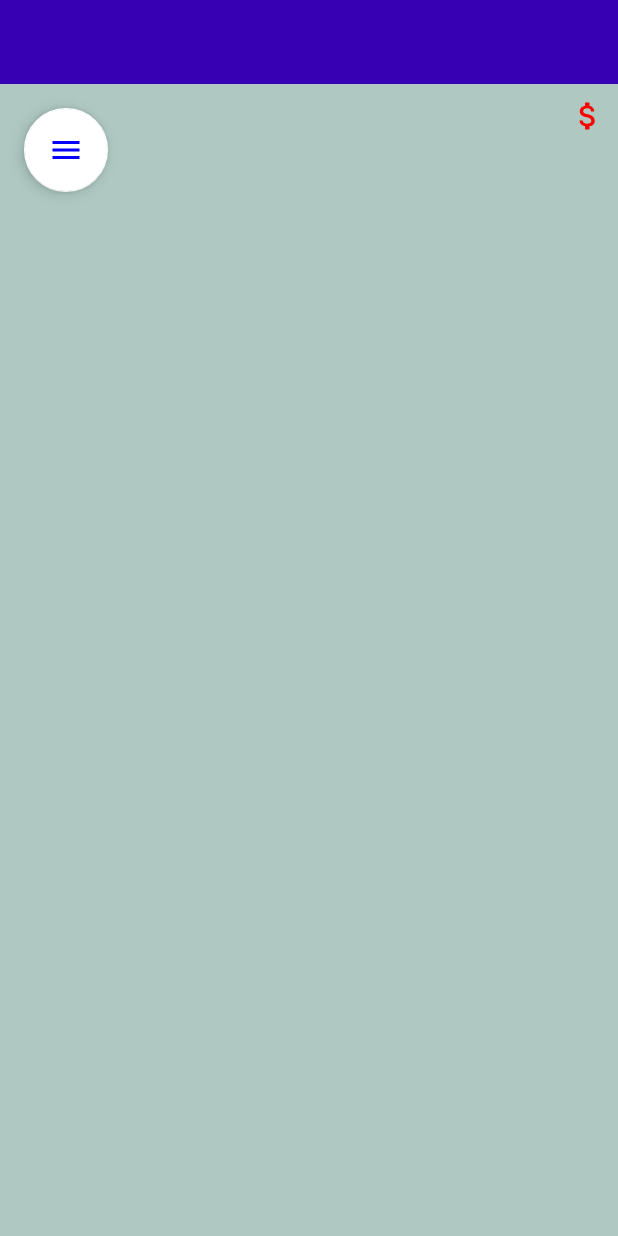
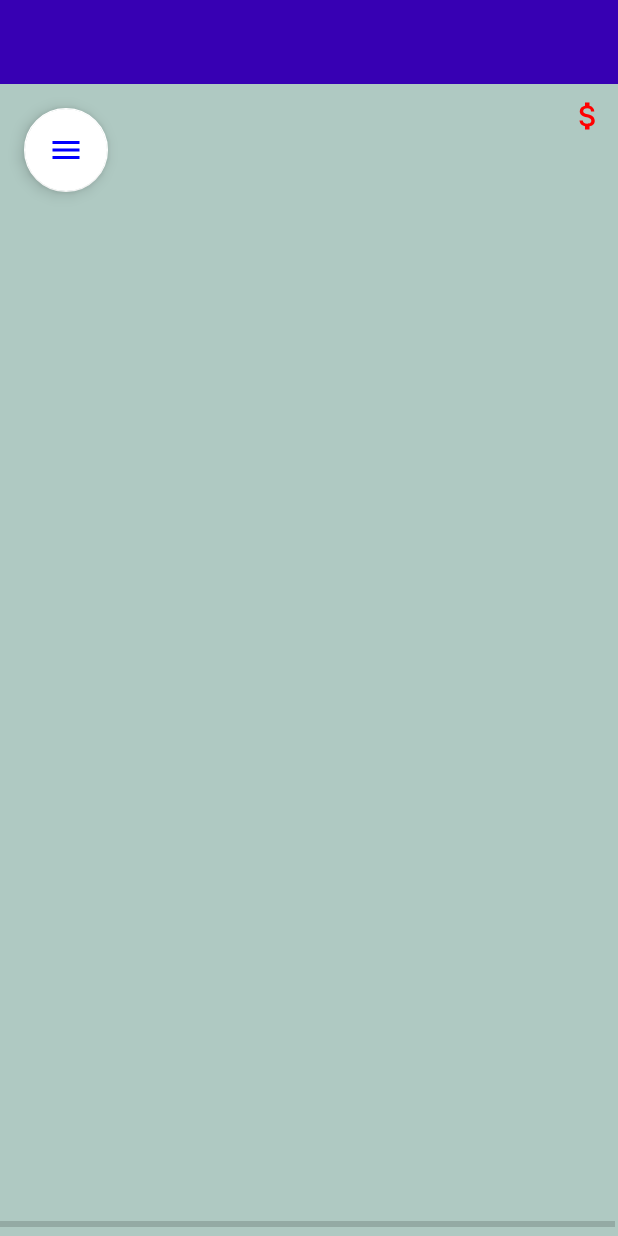
Before and after one commit to JorisMonnet/Fishing_Clicker, an Android app: the layout activity_main.xml on its own in the app's theme, with its tools: preview values and no code run, on a phone screen of 412 x 824 dp. Run offline under Robolectric (Android 15) with nearby library versions, the phone set to English and light mode, and no system bars.

Commit message:
add progress bar + moneyGained

```diff
--- a/Fishing_Clicker/app/src/main/res/layout/app_bar_main.xml
+++ b/Fishing_Clicker/app/src/main/res/layout/app_bar_main.xml
@@ -46,7 +46,33 @@
         android:layout_height="wrap_content"
         android:orientation="vertical" />
     </ScrollView>
+    <LinearLayout
+        android:id="@+id/progressBarLayout"
+        android:layout_width="match_parent"
+        android:layout_height="match_parent"
+        android:orientation="horizontal">
 
+        <ProgressBar
+            android:id="@+id/lvlProgressBar"
+            style="@style/Widget.AppCompat.ProgressBar.Horizontal"
+            android:layout_width="match_parent"
+            android:layout_height="wrap_content"
+            android:layout_gravity="bottom"
+            android:layout_marginEnd="2dp"
+            android:layout_marginRight="2dp"
+            android:max="100"
+            android:min="0"
+            />
+
+        <TextView
+            android:id="@+id/lvlText"
+            android:layout_width="wrap_content"
+            android:layout_height="wrap_content"
+            android:layout_gravity="bottom"
+            android:layout_marginEnd="2dp"
+            android:text="level" />
+
+    </LinearLayout>
     <com.google.android.material.floatingactionbutton.FloatingActionButton
         android:id="@+id/fab"
         app:backgroundTint="@color/design_default_color_surface"
```
Also changed, not shown: Fishing_Clicker/app/src/main/java/hearc/dev_mobile/fishing_clicker/MainActivity.kt (+10 -13 lines), Fishing_Clicker/app/src/main/java/hearc/dev_mobile/fishing_clicker/User.kt (+27 -9 lines).
